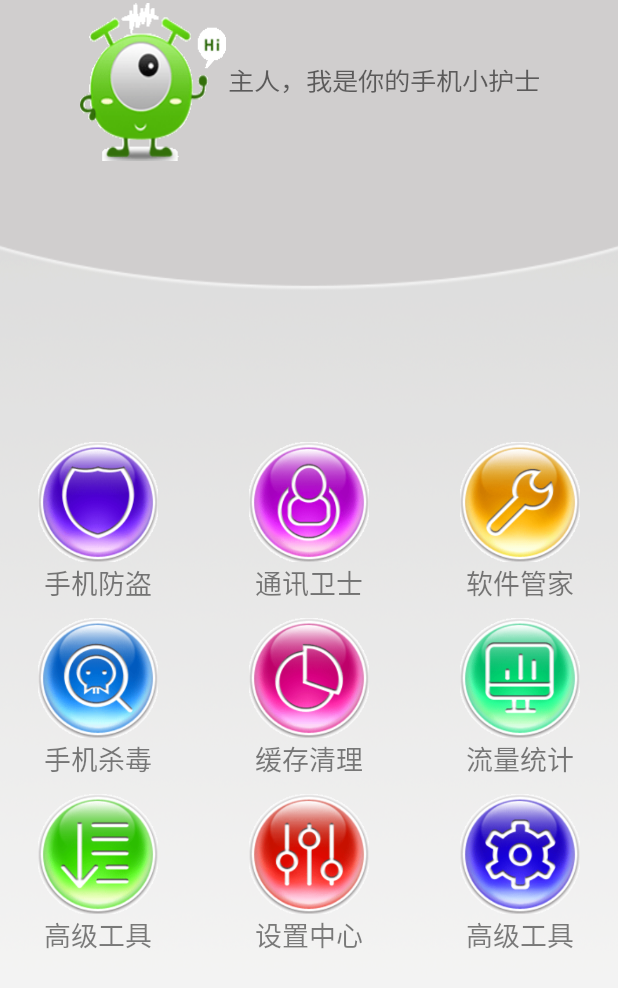
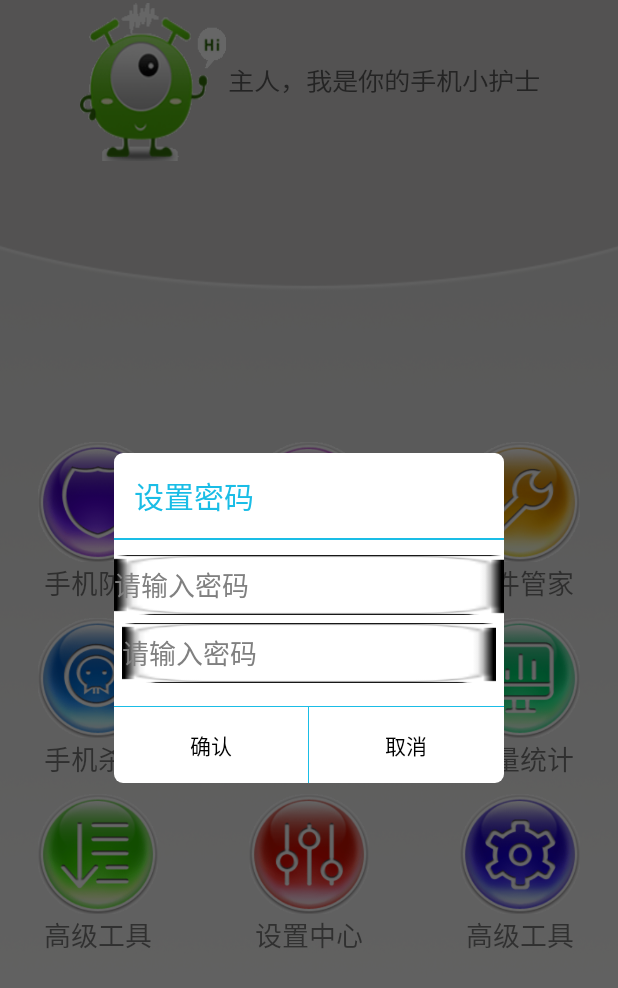
Before and after one commit to zgq07160847/MobileGuard, an Android app: the HomeActivity screen opened directly, with no data from a screen before it, after a tap on "手机防盗", on a phone screen of 412 x 824 dp. Shown: the top 988 px of the screen. Run offline under Robolectric (Android 15) with nearby library versions, the phone set to English and light mode, and no system bars; 2 statements that could not run were skipped.

Commit message:
第三次提交

```diff
--- a/app/src/main/java/cn/edu/gdmec/android/mobileguard/m1home/HomeActivity.java
+++ b/app/src/main/java/cn/edu/gdmec/android/mobileguard/m1home/HomeActivity.java
@@ -1,10 +1,10 @@
 package cn.edu.gdmec.android.mobileguard.m1home;
 
+import android.content.Intent;
+import android.content.SharedPreferences;
 import android.os.Bundle;
-import android.support.design.widget.FloatingActionButton;
-import android.support.design.widget.Snackbar;
 import android.support.v7.app.AppCompatActivity;
-import android.support.v7.widget.Toolbar;
+import android.text.TextUtils;
 import android.view.KeyEvent;
 import android.view.View;
 import android.widget.AdapterView;
@@ -13,24 +13,40 @@
 
 import cn.edu.gdmec.android.mobileguard.R;
 import cn.edu.gdmec.android.mobileguard.m1home.adapter.HomeAdapter;
+import cn.edu.gdmec.android.mobileguard.m2theftguard.dialog.InterPasswordDialog;
+import cn.edu.gdmec.android.mobileguard.m2theftguard.dialog.SetUpPasswordDialog;
+import cn.edu.gdmec.android.mobileguard.m2theftguard.utils.MD5Utils;
 
 public class HomeActivity extends AppCompatActivity {
     private GridView gv_home;
     private long mExitTime;
+    private SharedPreferences msharedPreferences;
     @Override
     protected void onCreate(Bundle savedInstanceState) {
         super.onCreate(savedInstanceState);
         setContentView(R.layout.activity_home);
         getSupportActionBar().hide();
+        msharedPreferences = getSharedPreferences("config", MODE_PRIVATE);
         gv_home = (GridView) findViewById(R.id.gv_home);
         gv_home.setAdapter(new HomeAdapter(HomeActivity.this));
         gv_home.setOnItemClickListener(new AdapterView.OnItemClickListener(){
             public void onItemClick(AdapterView<?> adapterView,View view,int i,long l){
+                System.out.print(i);
                 switch (i){
-
+                    case 0:
+                        if (isSetUpPassword()){
+                            showInterPswdDialog();
+                        }else{
+                            showSetUpPswdDialog();
+                        }
+                        break;
                 }
             }
         });
+    }
+    public void startActivity(Class<?>cls){
+        Intent intent = new Intent(HomeActivity.this,cls);
+        startActivity(intent);
     }
     public boolean onKeyDown(int keyCode, KeyEvent event){
         if (keyCode==KeyEvent.KEYCODE_BACK){
@@ -44,4 +60,68 @@
         }
         return super.onKeyDown(keyCode,event);
     }
+    private void showSetUpPswdDialog(){
+        final SetUpPasswordDialog setUpPasswordDialog = new SetUpPasswordDialog(HomeActivity.this);
+        setUpPasswordDialog.setCallBack(new SetUpPasswordDialog.MyCallBack(){
+           public void ok(){
+               String firstPwsd = setUpPasswordDialog.mFirstPWDET.getText().toString().trim();
+               String affirmPwsd = setUpPasswordDialog.mAffirmET.getText().toString().trim();
+               if (!TextUtils.isEmpty(firstPwsd) && !TextUtils.isEmpty(affirmPwsd)){
+                   if (firstPwsd.equals(affirmPwsd)){
+                       savePswd(affirmPwsd);
+                       setUpPasswordDialog.dismiss();
+                       showInterPswdDialog();
+                   }else{
+                       Toast.makeText(HomeActivity.this,"两次密码不一致",Toast.LENGTH_LONG).show();
+                   }
+               }else{
+                   Toast.makeText(HomeActivity.this,"密码不能为空",Toast.LENGTH_LONG).show();
+               }
+           }
+            public void cancel(){
+               setUpPasswordDialog.dismiss();
+           }
+        });
+        setUpPasswordDialog.setCancelable(true);
+        setUpPasswordDialog.show();
+    }
+    private void showInterPswdDialog(){
+        final String password = getPassword();
+        final InterPasswordDialog mInPswdDialog = new InterPasswordDialog(HomeActivity.this);
+        mInPswdDialog.setCallBack(new InterPasswordDialog.MyCallBack(){
+            public void confirm(){
+                if (TextUtils.isEmpty(mInPswdDialog.getPassword())){
+                    Toast.makeText(HomeActivity.this,"密码不能为空",Toast.LENGTH_LONG).show();
+                }else if (password.equals(MD5Utils.encode(mInPswdDialog.getPassword()))){
+                    mInPswdDialog.dismiss();
+                    Toast.makeText(HomeActivity.this,"可以进入手机防盗模块",Toast.LENGTH_LONG).show();
+                }else{
+                    mInPswdDialog.dismiss();
+                    Toast.makeText(HomeActivity.this,"密码有误，清重新输入！",Toast.LENGTH_LONG).show();
+                }
+            }
+            public void cancle(){ mInPswdDialog.dismiss();}
+        });
+        mInPswdDialog.setCancelable(true);
+        mInPswdDialog.show();
+    }
+    private void savePswd(String affirmPwsd) {
+        SharedPreferences.Editor edit = msharedPreferences.edit();
+        edit.putString("PhoneAntiTheftPWD", MD5Utils.encode(affirmPwsd));
+        edit.commit();
+    }
+    private  String getPassword(){
+        String password = msharedPreferences.getString("PhoneAntiTheftPWD",null);
+        if (TextUtils.isEmpty(password)){
+            return "";
+        }
+        return password;
+    }
+    private boolean isSetUpPassword(){
+        String password = msharedPreferences.getString("PhoneAntiTheftPWD",null);
+        if (TextUtils.isEmpty(password)){
+            return false;
+        }
+        return true;
+    }
 }
--- /dev/null
+++ b/app/src/main/java/cn/edu/gdmec/android/mobileguard/m2theftguard/dialog/SetUpPasswordDialog.java
@@ -0,0 +1,59 @@
+package cn.edu.gdmec.android.mobileguard.m2theftguard.dialog;
+
+import android.app.Dialog;
+import android.content.Context;
+import android.os.Bundle;
+import android.support.annotation.NonNull;
+import android.text.TextUtils;
+import android.view.View;
+import android.widget.EditText;
+import android.widget.TextView;
+
+import cn.edu.gdmec.android.mobileguard.R;
+
+
+public class SetUpPasswordDialog extends Dialog implements View.OnClickListener {
+    private TextView mTitleTV;
+    public EditText mFirstPWDET;
+    public EditText mAffirmET;
+    private  MyCallBack myCallBack;
+
+    protected  void onCreate(Bundle savedInstanceState){
+        setContentView(R.layout.setup_password_dialog);
+        super.onCreate(savedInstanceState);
+        initView();
+    }
+    public SetUpPasswordDialog(@NonNull Context context){
+        super(context, R.style.dialog_custom);
+    }
+    private void initView(){
+        mTitleTV = (TextView)findViewById(cn.edu.gdmec.android.mobileguard.R.id.tv_setuppwd_title);
+        mFirstPWDET = (EditText)findViewById(cn.edu.gdmec.android.mobileguard.R.id.et_firstpwd);
+        mAffirmET = (EditText)findViewById(cn.edu.gdmec.android.mobileguard.R.id.et_affirm_password);
+        findViewById(cn.edu.gdmec.android.mobileguard.R.id.btn_ok).setOnClickListener(this);
+        findViewById(cn.edu.gdmec.android.mobileguard.R.id.btn_cancel).setOnClickListener(this);
+    }
+    public void setTitle(String title){
+        if(!TextUtils.isEmpty(title)){
+            mTitleTV.setText(title);
+        }
+    }
+    public void setCallBack(MyCallBack myCallBack){
+        this.myCallBack = myCallBack;
+    }
+    public void onClick(View view){
+        switch (view.getId()) {
+            case R.id.btn_ok:
+                System.out.print("SetUpPasswordDialog");
+                myCallBack.ok();
+                break;
+            case R.id.btn_cancel:
+                myCallBack.cancel();
+                break;
+        }
+    }
+    public interface MyCallBack{
+        void ok();
+        void cancel();
+    }
+}
--- /dev/null
+++ b/app/src/main/res/drawable/coner_bg_white.xml
@@ -0,0 +1,7 @@
+<?xml version="1.0" encoding="utf-8"?>
+<shape xmlns:android="http://schemas.android.com/apk/res/android">
+    <corners
+        android:radius="6.0dp"/>
+    <solid android:color="#ffffff"/>
+
+</shape>
--- /dev/null
+++ b/app/src/main/res/layout/setup_password_dialog.xml
@@ -0,0 +1,70 @@
+<?xml version="1.0" encoding="utf-8"?>
+<LinearLayout
+    xmlns:android="http://schemas.android.com/apk/res/android"
+    android:layout_width="260dp"
+    android:layout_height="220dp"
+    android:minHeight="150dp"
+    android:orientation="vertical"
+    android:layout_gravity="center"
+    android:background="@drawable/coner_bg_white">
+
+    <TextView
+        android:id="@+id/tv_setuppwd_title"
+        android:layout_width="match_parent"
+        android:layout_height="wrap_content"
+        android:padding="8dp"
+        android:layout_margin="5dp"
+        android:textColor="#1ABDE6"
+        android:text="设置密码"
+        android:textSize="20sp"/>
+    <View
+        android:layout_width="match_parent"
+        android:layout_height="1.5px"
+        android:background="#1ABDE6"
+        android:layout_marginBottom="10dp"/>
+    <EditText
+        android:id="@+id/et_firstpwd"
+        android:layout_width="match_parent"
+        android:layout_height="40dp"
+        android:inputType="textPassword"
+        android:hint="请输入密码"
+        android:background="@drawable/edit_normal"/>
+    <EditText
+        android:id="@+id/et_affirm_password"
+        android:layout_margin="5dp"
+        android:layout_width="match_parent"
+        android:layout_height="40dp"
+        android:inputType="textPassword"
+        android:hint="请输入密码"
+        android:background="@drawable/edit_normal"/>
+    <View
+        android:layout_width="match_parent"
+        android:layout_height="1.0px"
+        android:layout_marginTop="10dp"
+        android:background="#1ABDE6"/>
+
+    <LinearLayout
+        android:layout_width="match_parent"
+        android:layout_height="match_parent"
+        android:orientation="horizontal"
+        android:gravity="center">
+        <Button
+            android:id="@+id/btn_ok"
+            android:layout_width="0dp"
+            android:layout_height="wrap_content"
+            android:layout_weight="1"
+            android:text="确认"
+            android:background="@android:color/white"/>
+        <View
+            android:layout_width="1.0px"
+            android:layout_height="match_parent"
+            android:background="#1ABDE6"/>
+        <Button
+            android:id="@+id/btn_cancel"
+            android:layout_width="0dp"
+            android:layout_height="wrap_content"
+            android:layout_weight="1"
+            android:text="取消"
+            android:background="@android:color/white"/>
+    </LinearLayout>
+</LinearLayout>
--- a/app/src/main/res/values/styles.xml
+++ b/app/src/main/res/values/styles.xml
@@ -7,14 +7,18 @@
         <item name="colorPrimaryDark">@color/colorPrimaryDark</item>
         <item name="colorAccent">@color/colorAccent</item>
     </style>
+    <style name="dialog_custom" parent="android:style/Theme.Dialog">
+        <item name="android:windowFrame">@null</item>
+        <item name="android:windowNoTitle">true</item>
+        <item name="android:background">#00000000</item>
+        <item name="android:windowBackground">@android:color/transparent</item>
+    </style>
 
     <style name="AppTheme.NoActionBar">
         <item name="windowActionBar">false</item>
         <item name="windowNoTitle">true</item>
     </style>
-
     <style name="AppTheme.AppBarOverlay" parent="ThemeOverlay.AppCompat.Dark.ActionBar" />
-
     <style name="AppTheme.PopupOverlay" parent="ThemeOverlay.AppCompat.Light" />
 
 </resources>
```
Also changed, not shown: app/src/main/java/cn/edu/gdmec/android/mobileguard/m2theftguard/dialog/InterPasswordDialog.java (added, +64 -0 lines), app/src/main/java/cn/edu/gdmec/android/mobileguard/m2theftguard/utils/MD5Utils.java (added, +28 -0 lines), app/src/main/res/layout/inter_password_dialog.xml (added, +62 -0 lines), app/src/main/res/drawable/edit_normal.png (added).
